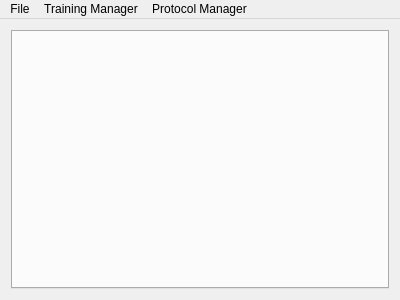
This is mainwindow.ui in Cheddy/ManagementSuite as Qt 5 draws it before an edit. The edited form follows.
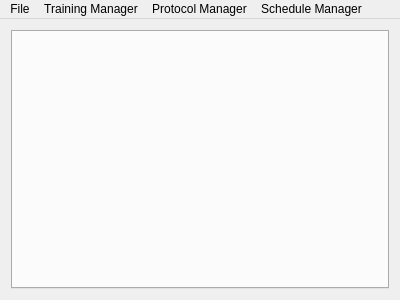
This is the edited form.

Commit message:
Added Schedule Tab
Added schedule tab

What changed in the file:
```diff
--- a/mainwindow.ui
+++ b/mainwindow.ui
@@ -42,7 +42,7 @@
      <x>0</x>
      <y>0</y>
      <width>400</width>
-     <height>21</height>
+     <height>26</height>
     </rect>
    </property>
    <widget class="QMenu" name="menuFile">
@@ -73,9 +73,16 @@
     </property>
     <addaction name="actionOpen_Folder"/>
    </widget>
+   <widget class="QMenu" name="menuSchedule_Manager">
+    <property name="title">
+     <string>Schedule Manager</string>
+    </property>
+    <addaction name="actionAdd_New_Category"/>
+   </widget>
    <addaction name="menuFile"/>
    <addaction name="menuTraining_Manager"/>
    <addaction name="menuProtocol_Manager"/>
+   <addaction name="menuSchedule_Manager"/>
   </widget>
   <action name="actionTraining_Manager">
    <property name="text">
```
Left out of the diff: 11 changed lines with no effect on the pictures. The commit also changes 8 other files.
